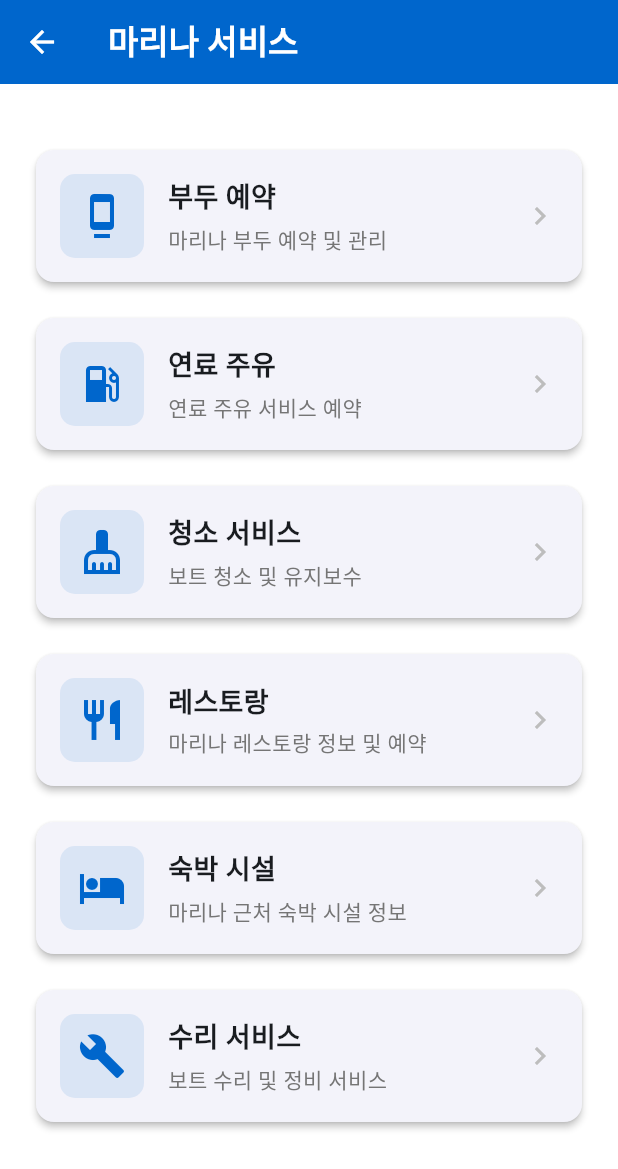
After one commit to wildriver1105/allatonce, a Flutter app: the MarinaServiceScreen screen opened directly, on a phone screen of 412 x 824 dp. The commit adds this screen. Shown: the top 1169 px of the screen. Run offline on Flutter 3.47's test engine with Material 3 defaults, Android fonts, the phone set to English and light mode, and no system bars; our stand-ins replace file_picker, flutter_dotenv, shared_preferences; missing offline and left inert: gpt_markdown; accounts and stored records are empty.

Commit message:
Marina page created

```diff
--- a/lib/main.dart
+++ b/lib/main.dart
@@ -4,7 +4,11 @@ import 'screens/main_screen.dart';
 import 'constants/colors.dart';
 
 void main() async {
-  await dotenv.load();
+  try {
+    await dotenv.load(fileName: ".env");
+  } catch (e) {
+    print('Warning: Could not load .env file: $e');
+  }
   runApp(const MyApp());
 }
 
--- a/lib/screens/main_screen.dart
+++ b/lib/screens/main_screen.dart
@@ -2,6 +2,7 @@ import 'package:flutter/material.dart';
 import '../constants/colors.dart';
 import 'home_screen.dart';
 import 'chat_screen.dart';
+import 'marina_service_screen.dart';
 // import 'settings_screen.dart';
 
 class MainScreen extends StatefulWidget {
@@ -35,6 +36,7 @@ class _MainScreenState extends State<MainScreen> {
         onModelSelected: setSelectedModel,
       ),
       ChatScreen(modelName: selectedModel),
+      const MarinaServiceScreen(),
       // const SettingsScreen(),
     ];
 
@@ -58,6 +60,10 @@ class _MainScreenState extends State<MainScreen> {
             icon: Icon(Icons.chat),
             label: 'Chat',
           ),
+          BottomNavigationBarItem(
+            icon: Icon(Icons.dock),
+            label: '마리나',
+          ),
           // BottomNavigationBarItem(
           //   icon: Icon(Icons.settings),
           //   label: 'Settings',
--- /dev/null
+++ b/lib/screens/marina_service_screen.dart
@@ -0,0 +1,159 @@
+import 'package:flutter/material.dart';
+import '../constants/colors.dart';
+
+class MarinaServiceScreen extends StatefulWidget {
+  const MarinaServiceScreen({super.key});
+
+  @override
+  State<MarinaServiceScreen> createState() => _MarinaServiceScreenState();
+}
+
+class _MarinaServiceScreenState extends State<MarinaServiceScreen> {
+  @override
+  Widget build(BuildContext context) {
+    return Scaffold(
+      backgroundColor: AppColors.background,
+      appBar: AppBar(
+        title: const Text(
+          '마리나 서비스',
+          style: TextStyle(
+            fontWeight: FontWeight.bold,
+          ),
+        ),
+        backgroundColor: AppColors.primary,
+        foregroundColor: Colors.white,
+        elevation: 0,
+      ),
+      body: SafeArea(
+        child: SingleChildScrollView(
+          padding: const EdgeInsets.all(20.0),
+          child: Column(
+            crossAxisAlignment: CrossAxisAlignment.stretch,
+            children: [
+              const SizedBox(height: 20),
+              // 서비스 카테고리
+              _buildServiceCard(
+                icon: Icons.dock,
+                title: '부두 예약',
+                description: '마리나 부두 예약 및 관리',
+                onTap: () {
+                  // 부두 예약 기능 구현
+                },
+              ),
+              const SizedBox(height: 16),
+              _buildServiceCard(
+                icon: Icons.local_gas_station,
+                title: '연료 주유',
+                description: '연료 주유 서비스 예약',
+                onTap: () {
+                  // 연료 주유 기능 구현
+                },
+              ),
+              const SizedBox(height: 16),
+              _buildServiceCard(
+                icon: Icons.cleaning_services,
+                title: '청소 서비스',
+                description: '보트 청소 및 유지보수',
+                onTap: () {
+                  // 청소 서비스 기능 구현
+                },
+              ),
+              const SizedBox(height: 16),
+              _buildServiceCard(
+                icon: Icons.restaurant,
+                title: '레스토랑',
+                description: '마리나 레스토랑 정보 및 예약',
+                onTap: () {
+                  // 레스토랑 기능 구현
+                },
+              ),
+              const SizedBox(height: 16),
+              _buildServiceCard(
+                icon: Icons.hotel,
+                title: '숙박 시설',
+                description: '마리나 근처 숙박 시설 정보',
+                onTap: () {
+                  // 숙박 시설 기능 구현
+                },
+              ),
+              const SizedBox(height: 16),
+              _buildServiceCard(
+                icon: Icons.build,
+                title: '수리 서비스',
+                description: '보트 수리 및 정비 서비스',
+                onTap: () {
+                  // 수리 서비스 기능 구현
+                },
+              ),
+              const SizedBox(height: 20),
+            ],
+          ),
+        ),
+      ),
+    );
+  }
+
+  Widget _buildServiceCard({
+    required IconData icon,
+    required String title,
+    required String description,
+    required VoidCallback onTap,
+  }) {
+    return Card(
+      elevation: 2,
+      shape: RoundedRectangleBorder(
+        borderRadius: BorderRadius.circular(12),
+      ),
+      child: InkWell(
+        onTap: onTap,
+        borderRadius: BorderRadius.circular(12),
+        child: Padding(
+          padding: const EdgeInsets.all(16.0),
+          child: Row(
+            children: [
+              Container(
+                padding: const EdgeInsets.all(12),
+                decoration: BoxDecoration(
+                  color: AppColors.primary.withOpacity(0.1),
+                  borderRadius: BorderRadius.circular(10),
+                ),
+                child: Icon(
+                  icon,
+                  color: AppColors.primary,
+                  size: 32,
+                ),
+              ),
+              const SizedBox(width: 16),
+              Expanded(
+                child: Column(
+                  crossAxisAlignment: CrossAxisAlignment.start,
+                  children: [
+                    Text(
+                      title,
+                      style: const TextStyle(
+                        fontSize: 18,
+                        fontWeight: FontWeight.bold,
+                      ),
+                    ),
+                    const SizedBox(height: 4),
+                    Text(
+                      description,
+                      style: TextStyle(
+                        fontSize: 14,
+                        color: Colors.grey[600],
+                      ),
+                    ),
+                  ],
+                ),
+              ),
+              Icon(
+                Icons.chevron_right,
+                color: Colors.grey[400],
+              ),
+            ],
+          ),
+        ),
+      ),
+    );
+  }
+}
--- a/pubspec.yaml
+++ b/pubspec.yaml
@@ -16,7 +16,7 @@ publish_to: 'none' # Remove this line if you wish to publish to pub.dev
 # https://developer.apple.com/library/archive/documentation/General/Reference/InfoPlistKeyReference/Articles/CoreFoundationKeys.html
 # In Windows, build-name is used as the major, minor, and patch parts
 # of the product and file versions while build-number is used as the build suffix.
-version: 1.0.1+0
+version: 1.0.2+0
 
 environment:
   sdk: ^3.6.1
```
Also changed, not shown: pubspec.lock, 4 other files.
